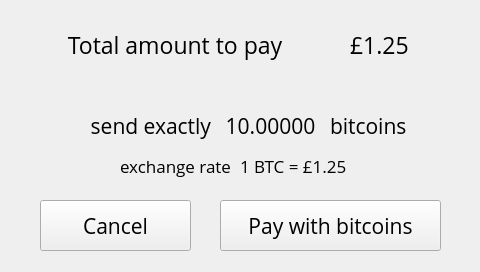
Before: the Qt Designer form xbterminal/gui/ui.ui in alexykot/xbterminal-firmware, drawn with Qt 5.
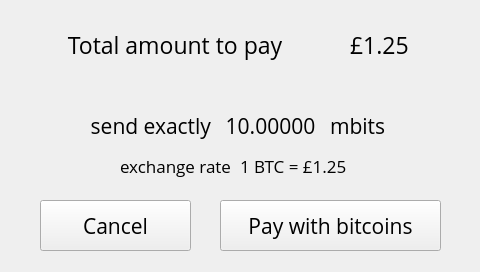
After: the same form once the commit is applied. The open tabs and pages were chosen to show the change.

Commit message: Update styles for pinfo screen

The edit to the form file:
```diff
--- a/xbterminal/gui/ui.ui
+++ b/xbterminal/gui/ui.ui
@@ -790,7 +790,7 @@
       </font>
      </property>
      <property name="text">
-      <string>bitcoins</string>
+      <string>mbits</string>
      </property>
     </widget>
     <widget class="QLabel" name="pinfo_xrate_lbl">
```
The commit also changes 1 other file.
